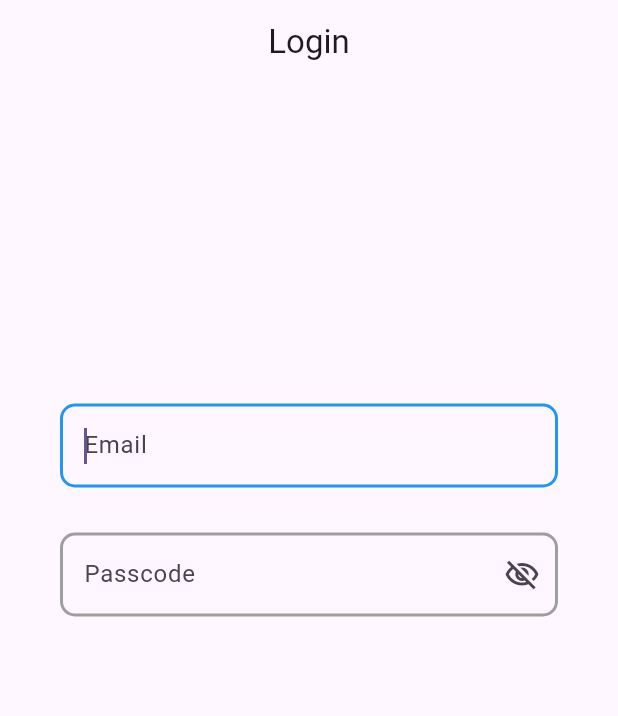
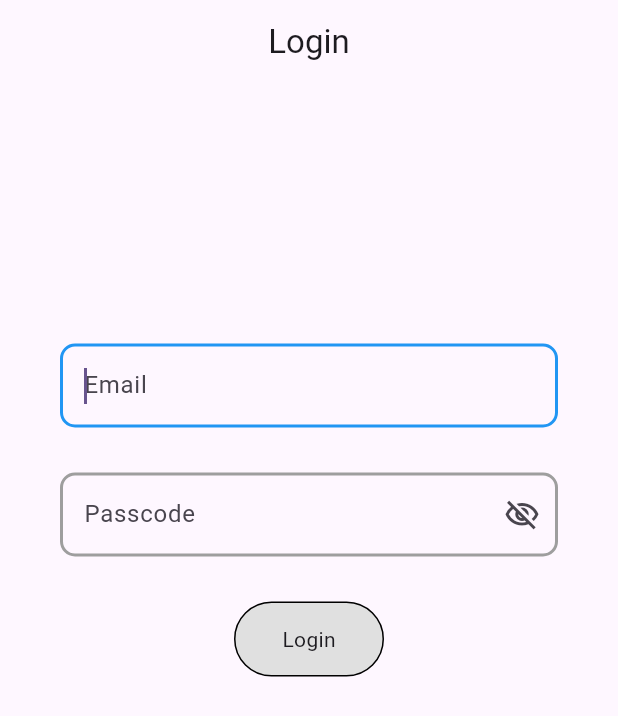
Before and after one commit to ArjunMalhotra07/mvvm, a Flutter app: the screen it shows after launch, on a phone screen of 412 x 824 dp. Shown: the top 716 px of the screen. Run offline on Flutter 3.47's test engine with Material 2 defaults, Android fonts, the phone set to English and light mode, and no system bars; our stand-ins replace get, top_snackbar_flutter.

Commit message:
Made components

```diff
--- a/lib/main.dart
+++ b/lib/main.dart
@@ -1,4 +1,5 @@
 import 'package:flutter/material.dart';
+import 'package:get/get.dart';
 import 'package:mvvm/view/pages/home.dart';
 import 'package:mvvm/view/utils/routes/routes.dart';
 import 'package:mvvm/view/utils/routes/routes_name.dart';
@@ -13,12 +14,13 @@ class MyApp extends StatelessWidget {
   // This widget is the root of your application.
   @override
   Widget build(BuildContext context) {
-    return MaterialApp(
+    return GetMaterialApp(
       title: 'Flutter Demo',
       theme: ThemeData(
         colorScheme: ColorScheme.fromSeed(seedColor: Colors.deepPurple),
         useMaterial3: true,
       ),
+      debugShowCheckedModeBanner: false,
       initialRoute: RoutesName.login,
       onGenerateRoute : Routes.generateRoute,
       home: const HomePage(),
--- a/lib/view/pages/login.dart
+++ b/lib/view/pages/login.dart
@@ -1,4 +1,7 @@
 import 'package:flutter/material.dart';
+import 'package:get/get.dart';
+import 'package:mvvm/view/resources/components/round_button.dart';
+import 'package:mvvm/view_model/login/login_controller.dart';
 
 import '../utils/utils.dart';
 
@@ -7,6 +10,7 @@ class LoginPage extends StatelessWidget {
   final ValueNotifier<bool> obscurePasscode = ValueNotifier<bool>(true);
   final TextEditingController email = TextEditingController();
   final TextEditingController passcode = TextEditingController();
+  final loginController = Get.put(LoginController());
   @override
   Widget build(BuildContext context) {
     return Scaffold(
@@ -75,6 +79,14 @@ class LoginPage extends StatelessWidget {
                             )),
                       );
                     })),
+                const SizedBox(height: 30),
+                RoundButton(
+                    loading: false,
+                    onPressFunc: () {
+                      loginController.pressedLogin(context,
+                          email.text.toString(), passcode.text.toString());
+                    },
+                    name: "Login"),
                 const SizedBox(height: 200),
               ],
             ),
--- /dev/null
+++ b/lib/view/resources/components/round_button.dart
@@ -0,0 +1,33 @@
+import 'package:flutter/material.dart';
+
+class RoundButton extends StatelessWidget {
+  final String name;
+  final VoidCallback onPressFunc;
+  final bool loading;
+  final double? heightOfButton;
+  final double? widthOfButton;
+  const RoundButton(
+      {required this.loading,
+      required this.onPressFunc,
+      required this.name,
+      this.heightOfButton,
+      this.widthOfButton,
+      super.key});
+
+  @override
+  Widget build(BuildContext context) {
+    return !loading
+        ? InkWell(
+            onTap: onPressFunc,
+            child: Container(
+              height: heightOfButton ?? 50,
+              width: widthOfButton ?? 100,
+              decoration: BoxDecoration(
+                  color: Colors.grey[300],
+                  border: Border.all(),
+                  borderRadius: const BorderRadius.all(Radius.circular(50))),
+              child: Center(child: Text(name)),
+            ))
+        : const CircularProgressIndicator();
+  }
+}
--- a/pubspec.yaml
+++ b/pubspec.yaml
@@ -40,6 +40,7 @@ dependencies:
   fluttertoast: ^8.2.2
   provider: ^6.0.5
   top_snackbar_flutter: ^3.0.0+1
+  get: ^4.6.5
 
 dev_dependencies:
   flutter_test:
```
Also changed, not shown: lib/view_model/login/login_controller.dart (added, +23 -0 lines), pubspec.lock.
